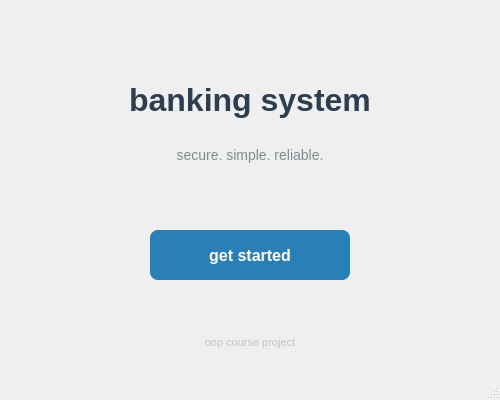
This is mainwindow.ui in zuni-gleam/OOP-Banking-Management-System as Qt 5 draws it before an edit. The edited form follows.
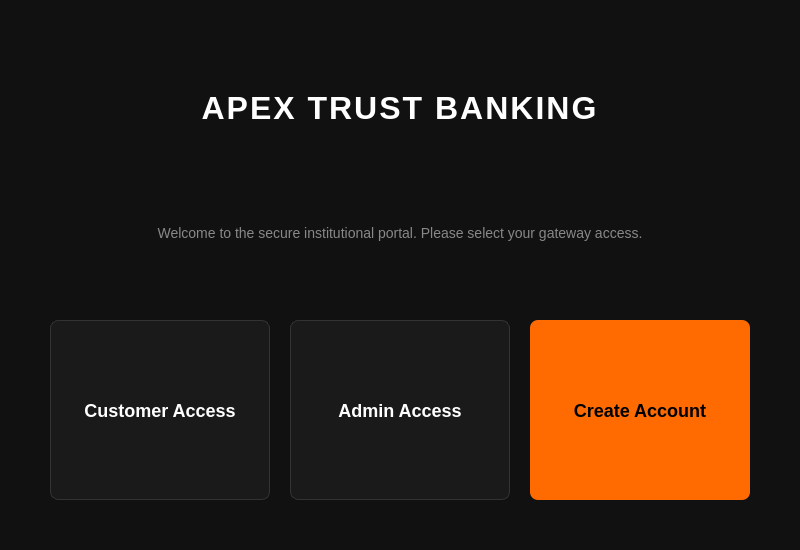
This is the edited form.

Commit message: ui from the goat

```diff
--- a/mainwindow.ui
+++ b/mainwindow.ui
@@ -3,53 +3,119 @@
  <class>MainWindow</class>
  <widget class="QMainWindow" name="MainWindow">
   <property name="geometry">
-   <rect><x>0</x><y>0</y><width>500</width><height>400</height></rect>
+   <rect>
+    <x>0</x>
+    <y>0</y>
+    <width>800</width>
+    <height>550</height>
+   </rect>
   </property>
   <property name="windowTitle">
-   <string>banking system</string>
+   <string>Apex Trust Banking</string>
+  </property>
+  <property name="styleSheet">
+   <string notr="true">background-color: #111111; color: white; font-family: 'Segoe UI';</string>
   </property>
   <widget class="QWidget" name="centralwidget">
-   <widget class="QLabel" name="titlelabel">
-    <property name="geometry">
-     <rect><x>50</x><y>70</y><width>400</width><height>60</height></rect>
+   <layout class="QVBoxLayout" name="verticalLayout">
+    <property name="leftMargin">
+     <number>50</number>
     </property>
-    <property name="text"><string>banking system</string></property>
-    <property name="alignment"><set>Qt::AlignCenter</set></property>
-    <property name="styleSheet">
-     <string>font-size: 32px; font-weight: bold; color: #2c3e50;</string>
+    <property name="topMargin">
+     <number>50</number>
     </property>
-   </widget>
-   <widget class="QLabel" name="subtitlelabel">
-    <property name="geometry">
-     <rect><x>50</x><y>140</y><width>400</width><height>30</height></rect>
+    <property name="rightMargin">
+     <number>50</number>
     </property>
-    <property name="text"><string>secure. simple. reliable.</string></property>
-    <property name="alignment"><set>Qt::AlignCenter</set></property>
-    <property name="styleSheet">
-     <string>font-size: 14px; color: #7f8c8d;</string>
+    <property name="bottomMargin">
+     <number>50</number>
     </property>
-   </widget>
-   <widget class="QPushButton" name="startbutton">
-    <property name="geometry">
-     <rect><x>150</x><y>230</y><width>200</width><height>50</height></rect>
+    <property name="spacing">
+     <number>20</number>
     </property>
-    <property name="text"><string>get started</string></property>
-    <property name="styleSheet">
-     <string>background-color: #2980b9; color: white; font-size: 16px; font-weight: bold; border-radius: 8px;</string>
-    </property>
-   </widget>
-   <widget class="QLabel" name="footerlabel">
-    <property name="geometry">
-     <rect><x>50</x><y>330</y><width>400</width><height>25</height></rect>
-    </property>
-    <property name="text"><string>oop course project</string></property>
-    <property name="alignment"><set>Qt::AlignCenter</set></property>
-    <property name="styleSheet">
-     <string>font-size: 11px; color: #bdc3c7;</string>
-    </property>
-   </widget>
+    <item>
+     <widget class="QLabel" name="titlelabel">
+      <property name="styleSheet">
+       <string notr="true">font-size: 32px; font-weight: bold; color: white; letter-spacing: 2px;</string>
+      </property>
+      <property name="text">
+       <string>APEX TRUST BANKING</string>
+      </property>
+      <property name="alignment">
+       <set>Qt::AlignCenter</set>
+      </property>
+     </widget>
+    </item>
+    <item>
+     <widget class="QLabel" name="sublabel">
+      <property name="styleSheet">
+       <string notr="true">font-size: 14px; color: #888888; margin-bottom: 20px;</string>
+      </property>
+      <property name="text">
+       <string>Welcome to the secure institutional portal. Please select your gateway access.</string>
+      </property>
+      <property name="alignment">
+       <set>Qt::AlignCenter</set>
+      </property>
+     </widget>
+    </item>
+    <item>
+     <layout class="QHBoxLayout" name="cardslayout">
+      <property name="spacing">
+       <number>20</number>
+      </property>
+      <item>
+       <widget class="QPushButton" name="custbtn">
+        <property name="minimumSize">
+         <size>
+          <width>200</width>
+          <height>180</height>
+         </size>
+        </property>
+        <property name="styleSheet">
+         <string notr="true">background-color: #1A1A1A; border: 1px solid #333333; border-radius: 8px; font-size: 18px; font-weight: bold; color: white; padding: 20px;</string>
+        </property>
+        <property name="text">
+         <string>Customer Access</string>
+        </property>
+       </widget>
+      </item>
+      <item>
+       <widget class="QPushButton" name="adminbtn">
+        <property name="minimumSize">
+         <size>
+          <width>200</width>
+          <height>180</height>
+         </size>
+        </property>
+        <property name="styleSheet">
+         <string notr="true">background-color: #1A1A1A; border: 1px solid #333333; border-radius: 8px; font-size: 18px; font-weight: bold; color: white; padding: 20px;</string>
+        </property>
+        <property name="text">
+         <string>Admin Access</string>
+        </property>
+       </widget>
+      </item>
+      <item>
+       <widget class="QPushButton" name="regbtn">
+        <property name="minimumSize">
+         <size>
+          <width>200</width>
+          <height>180</height>
+         </size>
+        </property>
+        <property name="styleSheet">
+         <string notr="true">background-color: #FF6B00; border-radius: 8px; font-size: 18px; font-weight: bold; color: black; padding: 20px;</string>
+        </property>
+        <property name="text">
+         <string>Create Account</string>
+        </property>
+       </widget>
+      </item>
+     </layout>
+    </item>
+   </layout>
   </widget>
-  <widget class="QStatusBar" name="statusbar"/>
  </widget>
  <resources/>
  <connections/>
```
The commit also changes 7 other files.
